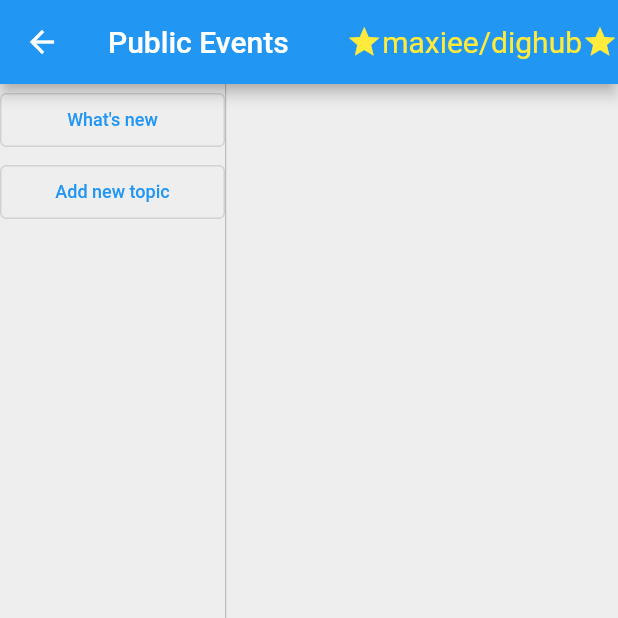
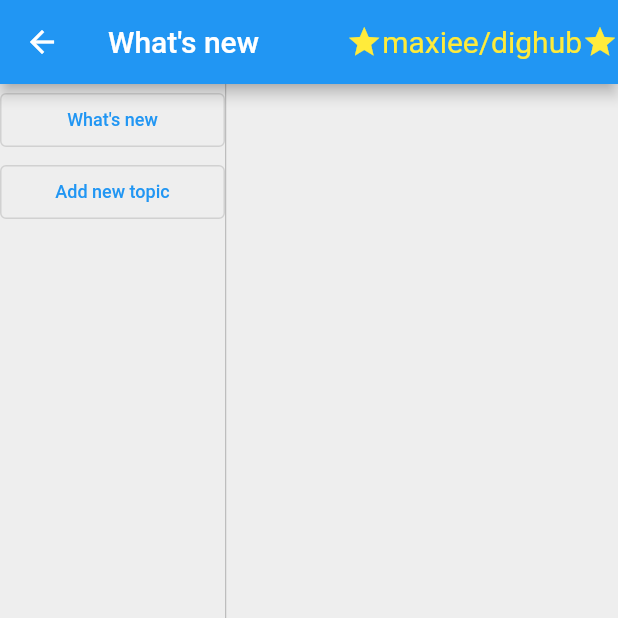
Before and after one commit to maxiee/dighub, a Flutter app: the ChannelsPage screen opened directly, on a phone screen of 412 x 824 dp, the top half of it. Run offline on Flutter 3.47's test engine with Material 2 defaults, Android fonts, the phone set to English and light mode, and no system bars; our stand-ins replace isar, shared_preferences; missing offline and left inert: github; accounts and stored records are empty; generated files the repository leaves out were written again; statements that could not run were skipped.

Commit message:
update title

```diff
--- a/lib/page/channels/page_channels.dart
+++ b/lib/page/channels/page_channels.dart
@@ -39,6 +39,16 @@ class _ChannelsPageState extends State<ChannelsPage> {
     }
   }
 
+  String getTitle() {
+    switch (currentChannel?.type) {
+      case ChannelType.whatsNew:
+        return "What's new";
+      case ChannelType.topic:
+        return 'topic: ${currentChannel?.name ?? ""}';
+    }
+    return "";
+  }
+
   @override
   Widget build(BuildContext context) {
     Widget body = Container();
@@ -54,7 +64,7 @@ class _ChannelsPageState extends State<ChannelsPage> {
 
     return Scaffold(
       backgroundColor: Colors.grey.shade200,
-      appBar: AppBar(title: Text('Public Events'), actions: [StarDighub()]),
+      appBar: AppBar(title: Text(getTitle()), actions: [StarDighub()]),
       body: Row(
         children: [
           Container(
```
